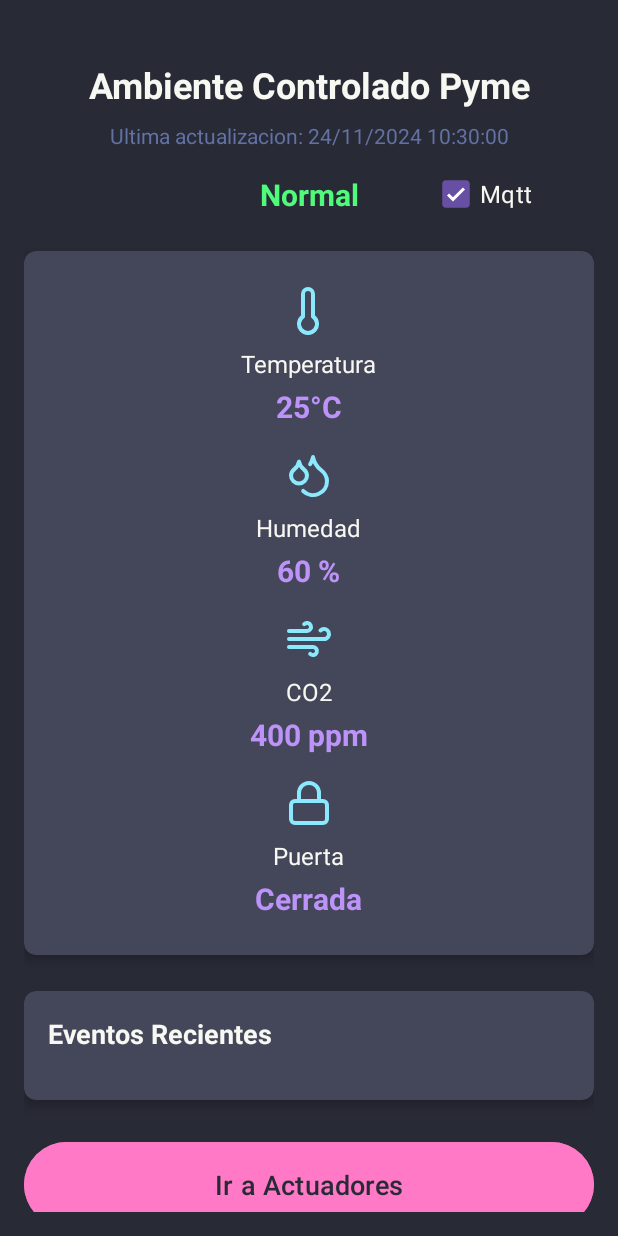
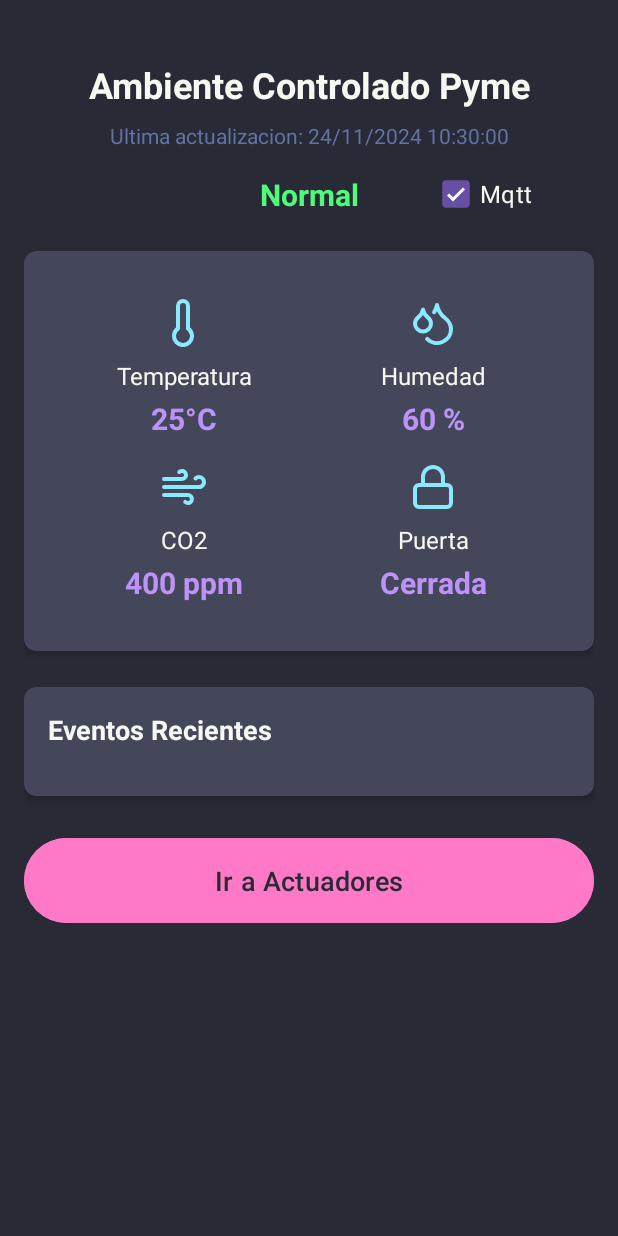
Before and after one commit to gdaunlam/SOA-2024-C2, an Android app: the screen it shows after launch (MainActivity), on a phone screen of 412 x 824 dp. Run offline under Robolectric (Android 15) with nearby library versions, the light colour scheme and no system bars; libraries missing offline, so code that uses them is left out: org.eclipse.paho; 2 statements that could not run were skipped.

Commit message:
main view updated

```diff
--- a/AppSOA2024/app/src/main/java/com/example/appsoa2024/MqttHandler.java
+++ b/AppSOA2024/app/src/main/java/com/example/appsoa2024/MqttHandler.java
@@ -39,12 +39,11 @@ public class MqttHandler implements MqttCallback {
     public static final String ACTION_CONNECTION_LOST ="com.example.intentservice.intent.action.CONNECTION_LOST";
     public static final String ACTION_VALUES_RECEIVE = "com.example.intentservice.intent.action.VALUES_RECEIVE";
     public static final String ACTION_EVENTS_ACTUATOR_STATUS = "com.example.intentservice.intent.action.ACTUATOR.STATUS";
-     private static final Hashtable<String, String> dictEstados = new Hashtable<String, String>() {{
+    private static final Hashtable<String, String> dictEstados = new Hashtable<String, String>() {{
         put("1", "LOW");
         put("2", "MEDIUM");
         put("3", "HIGH");
         put("4", "CRITICAL");
-        //etc
     }};
     private static MqttClient client;
     private Context mContext;
--- a/AppSOA2024/app/src/main/res/layout/activity_main.xml
+++ b/AppSOA2024/app/src/main/res/layout/activity_main.xml
@@ -81,16 +81,18 @@
             app:layout_constraintStart_toStartOf="parent"
             app:layout_constraintTop_toBottomOf="@id/tvEstado">
 
-            <LinearLayout
+            <GridLayout
                 android:layout_width="match_parent"
                 android:layout_height="wrap_content"
-                android:orientation="vertical"
-                android:padding="24dp">
+                android:padding="24dp"
+                android:columnCount="2">
 
+                <!-- Temperatura -->
                 <LinearLayout
-                    android:layout_width="match_parent"
+                    android:layout_width="0dp"
                     android:layout_height="wrap_content"
-                    android:layout_marginBottom="16dp"
+                    android:layout_columnWeight="1"
+                    android:layout_margin="8dp"
                     android:gravity="center"
                     android:orientation="vertical">
 
@@ -120,10 +122,12 @@
                         android:textStyle="bold" />
                 </LinearLayout>
 
+                <!-- Humedad -->
                 <LinearLayout
-                    android:layout_width="match_parent"
+                    android:layout_width="0dp"
                     android:layout_height="wrap_content"
-                    android:layout_marginBottom="16dp"
+                    android:layout_columnWeight="1"
+                    android:layout_margin="8dp"
                     android:gravity="center"
                     android:orientation="vertical">
 
@@ -153,10 +157,12 @@
                         android:textStyle="bold" />
                 </LinearLayout>
 
+                <!-- CO2 -->
                 <LinearLayout
-                    android:layout_width="match_parent"
+                    android:layout_width="0dp"
                     android:layout_height="wrap_content"
-                    android:layout_marginBottom="16dp"
+                    android:layout_columnWeight="1"
+                    android:layout_margin="8dp"
                     android:gravity="center"
                     android:orientation="vertical">
 
@@ -186,9 +192,12 @@
                         android:textStyle="bold" />
                 </LinearLayout>
 
+                <!-- Puerta -->
                 <LinearLayout
-                    android:layout_width="match_parent"
+                    android:layout_width="0dp"
                     android:layout_height="wrap_content"
+                    android:layout_columnWeight="1"
+                    android:layout_margin="8dp"
                     android:gravity="center"
                     android:orientation="vertical">
 
@@ -218,7 +227,7 @@
                         android:textStyle="bold" />
                 </LinearLayout>
 
-            </LinearLayout>
+            </GridLayout>
 
         </androidx.cardview.widget.CardView>
 
@@ -253,9 +262,11 @@
                     android:id="@+id/rvMessages"
                     android:layout_width="match_parent"
                     android:layout_height="wrap_content"
+                    android:maxHeight="400dp"
                     android:clipToPadding="false"
                     android:paddingBottom="8dp"
-                    android:overScrollMode="never" />
+                    android:overScrollMode="never"
+                    android:scrollbars="vertical" />
 
             </LinearLayout>
 
@@ -276,6 +287,5 @@
             app:layout_constraintStart_toStartOf="parent"
             app:layout_constraintTop_toBottomOf="@id/cardMessages" />
 
-
     </androidx.constraintlayout.widget.ConstraintLayout>
 </ScrollView>
--- a/AppSOA2024/app/src/main/res/values/colors.xml
+++ b/AppSOA2024/app/src/main/res/values/colors.xml
@@ -2,4 +2,8 @@
 <resources>
     <color name="black">#FF000000</color>
     <color name="white">#FFFFFFFF</color>
+    <color name="green">#4CAF50</color>
+    <color name="yellow">#FFEB3B</color>
+    <color name="orange">#FF9800</color>
+    <color name="red">#F44336</color>
 </resources>
```
